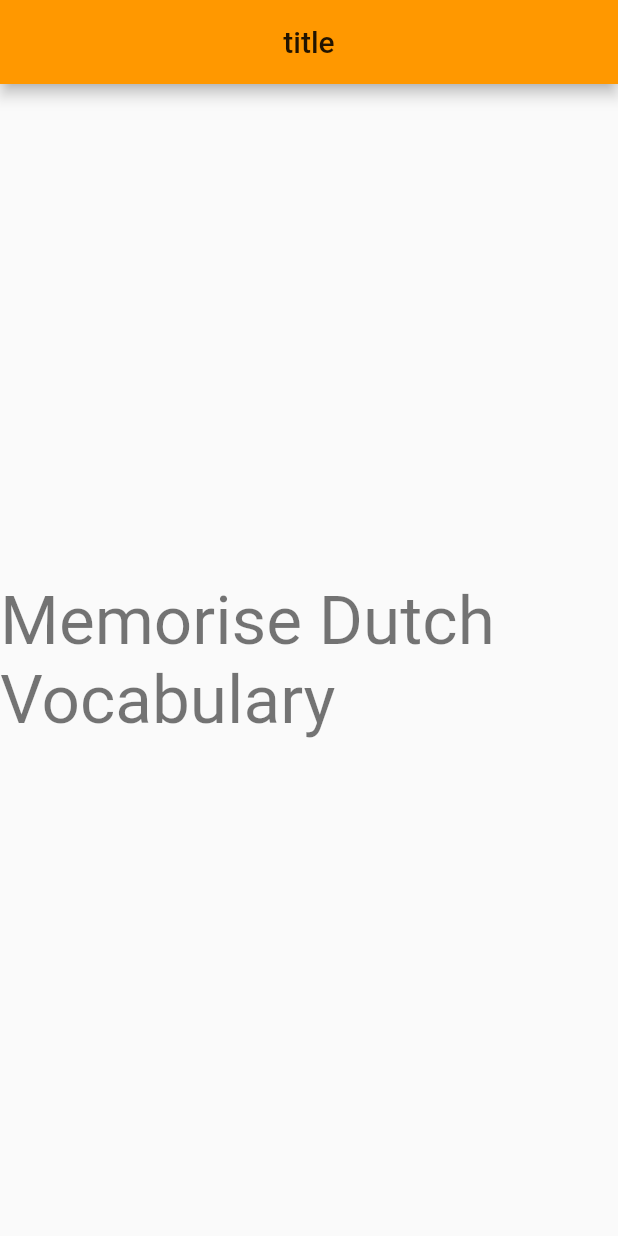
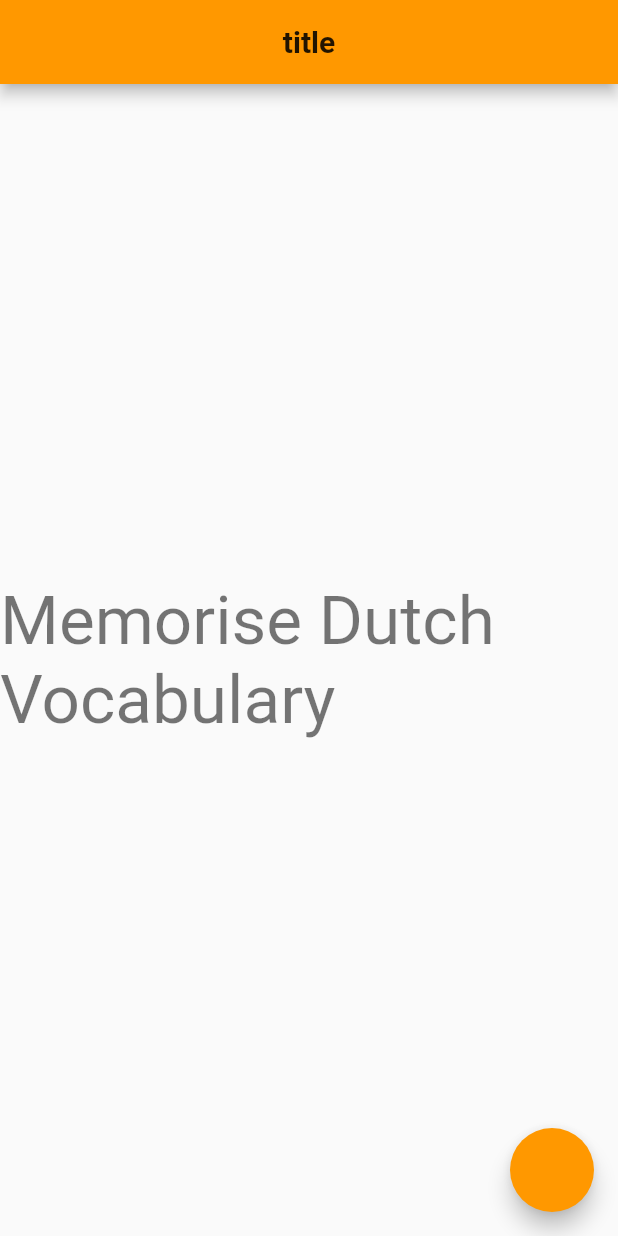
Before and after one commit to yakupbilgen/memorise-dutch-vocabulary, a Flutter app: the screen it shows after launch, on a phone screen of 412 x 824 dp. Run offline on Flutter 3.47's test engine with Material 2 defaults, Android fonts, the phone set to English and light mode, and no system bars; missing offline and left inert: dart:html.

Commit message:
appbar developmen

```diff
--- a/lib/constant/app_appbar.dart
+++ b/lib/constant/app_appbar.dart
@@ -1,13 +1,13 @@
 import 'package:flutter/material.dart';
-
-import 'app_constant.dart';
 
 AppBar appAppBar(BuildContext context, String title, bool showBackButton) {
   return AppBar(
-    //backgroundColor: AppConstant.bgColor,
     title: Text(
       title,
-      style: Theme.of(context).textTheme.headline6,
+      style: Theme.of(context)
+          .textTheme
+          .headline6
+          ?.copyWith(fontWeight: FontWeight.bold),
     ),
     centerTitle: true,
   );
--- a/lib/screen/home_screen.dart
+++ b/lib/screen/home_screen.dart
@@ -1,5 +1,8 @@
+import 'dart:html';
+
 import 'package:flutter/material.dart';
-import 'package:memorisedutchvocabulary/constant/app_appbar.dart';
+
+import '../constant/app_appbar.dart';
 
 class HomeScren extends StatefulWidget {
   const HomeScren({super.key});
@@ -19,6 +22,8 @@ class _HomeScrenState extends State<HomeScren> {
           style: Theme.of(context).textTheme.headline3,
         ),
       ),
+      floatingActionButton:
+          FloatingActionButton(onPressed: () => {StepState.complete}),
     );
   }
 }
```
Also changed, not shown: lib/constant/app_constant.dart (+0 -9 lines).
